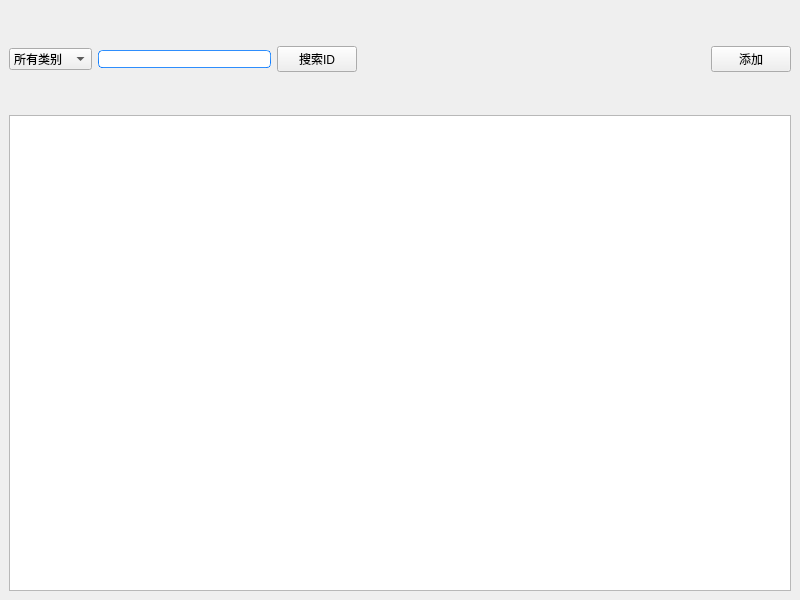
Qt form mainwindow.ui (Yanko-7/Employee_management) before a commit.
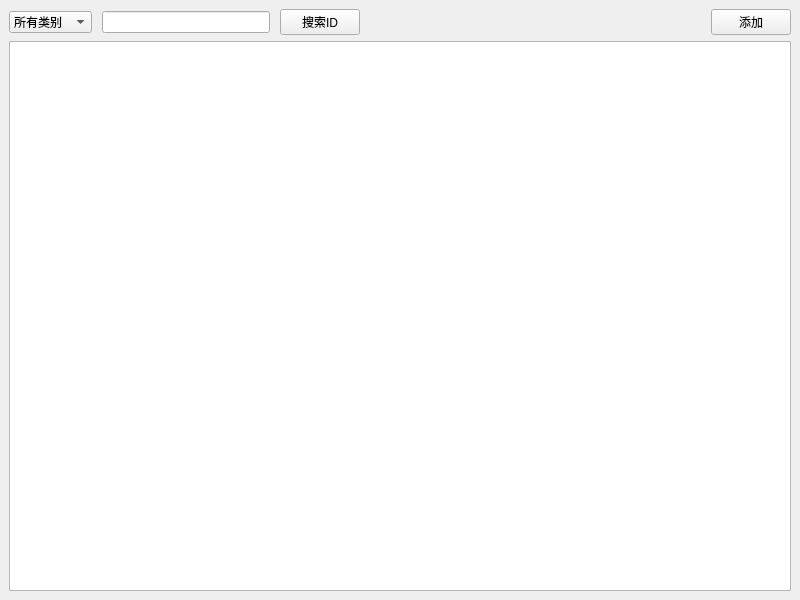
The same form after that commit.

Diff of the .ui file:
```diff
--- a/mainwindow.ui
+++ b/mainwindow.ui
@@ -16,22 +16,55 @@
   <widget class="QWidget" name="centralwidget">
    <layout class="QVBoxLayout" name="verticalLayout_3">
     <item>
-     <layout class="QVBoxLayout" name="verticalLayout_2" stretch="0,12">
+     <layout class="QVBoxLayout" name="verticalLayout_2" stretch="1,190">
       <property name="sizeConstraint">
        <enum>QLayout::SetDefaultConstraint</enum>
       </property>
+      <property name="leftMargin">
+       <number>0</number>
+      </property>
+      <property name="topMargin">
+       <number>0</number>
+      </property>
+      <property name="bottomMargin">
+       <number>0</number>
+      </property>
       <item>
        <layout class="QHBoxLayout" name="horizontalLayout" stretch="0">
+        <property name="spacing">
+         <number>0</number>
+        </property>
         <property name="sizeConstraint">
-         <enum>QLayout::SetDefaultConstraint</enum>
+         <enum>QLayout::SetMinimumSize</enum>
+        </property>
+        <property name="topMargin">
+         <number>0</number>
+        </property>
+        <property name="bottomMargin">
+         <number>0</number>
         </property>
         <item>
          <layout class="QHBoxLayout" name="horizontalLayout_2">
+          <property name="spacing">
+           <number>0</number>
+          </property>
           <property name="sizeConstraint">
-           <enum>QLayout::SetDefaultConstraint</enum>
+           <enum>QLayout::SetMinimumSize</enum>
+          </property>
+          <property name="topMargin">
+           <number>0</number>
+          </property>
+          <property name="bottomMargin">
+           <number>0</number>
           </property>
           <item>
            <layout class="QHBoxLayout" name="horizontalLayout_6">
+            <property name="spacing">
+             <number>10</number>
+            </property>
+            <property name="sizeConstraint">
+             <enum>QLayout::SetMinimumSize</enum>
+            </property>
             <item>
              <widget class="QComboBox" name="comboBox_3">
               <property name="statusTip">
@@ -62,11 +95,7 @@
             <item>
              <widget class="QLineEdit" name="lineEdit">
               <property name="styleSheet">
-               <string notr="true">QLineEdit {
-	border-width: 1px; border-radius: 4px;
-	border-style: solid;
-	border-color: qlineargradient(spread:pad, x1:0.5, y1:1, x2:0.5, y2:0, stop:0 rgba(0, 113, 255, 255), stop:1 rgba(91, 171, 252, 255));
-}</string>
+               <string notr="true"/>
               </property>
              </widget>
             </item>
@@ -85,12 +114,12 @@
              <enum>Qt::Horizontal</enum>
             </property>
             <property name="sizeType">
-             <enum>QSizePolicy::Expanding</enum>
+             <enum>QSizePolicy::MinimumExpanding</enum>
             </property>
             <property name="sizeHint" stdset="0">
              <size>
               <width>300</width>
-              <height>100</height>
+              <height>0</height>
              </size>
             </property>
            </spacer>
@@ -116,14 +145,33 @@
        </layout>
       </item>
       <item>
-       <widget class="QTableView" name="tableView">
-        <property name="styleSheet">
-         <string notr="true"/>
+       <layout class="QVBoxLayout" name="verticalLayout">
+        <property name="spacing">
+         <number>0</number>
         </property>
-        <property name="editTriggers">
-         <set>QAbstractItemView::NoEditTriggers</set>
+        <property name="sizeConstraint">
+         <enum>QLayout::SetMaximumSize</enum>
         </property>
-       </widget>
+        <property name="leftMargin">
+         <number>0</number>
+        </property>
+        <property name="topMargin">
+         <number>0</number>
+        </property>
+        <property name="bottomMargin">
+         <number>0</number>
+        </property>
+        <item>
+         <widget class="QTableView" name="tableView">
+          <property name="styleSheet">
+           <string notr="true"/>
+          </property>
+          <property name="editTriggers">
+           <set>QAbstractItemView::NoEditTriggers</set>
+          </property>
+         </widget>
+        </item>
+       </layout>
       </item>
      </layout>
     </item>
```
